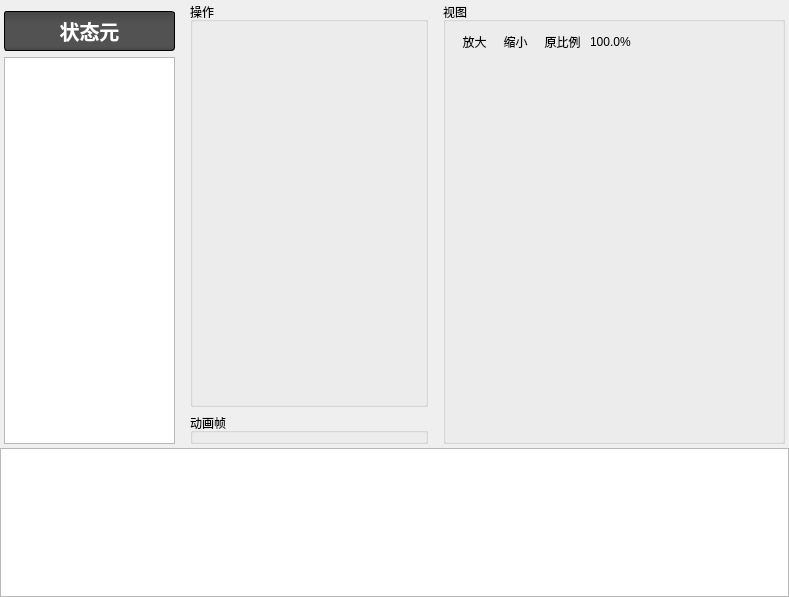
Old version of the form DrillGIFActionSequenceEditor/Source/ActionSeqModule/statePart/p_StatePart.ui in the repository DrillUp/DrillGIFActionSequenceEditor.
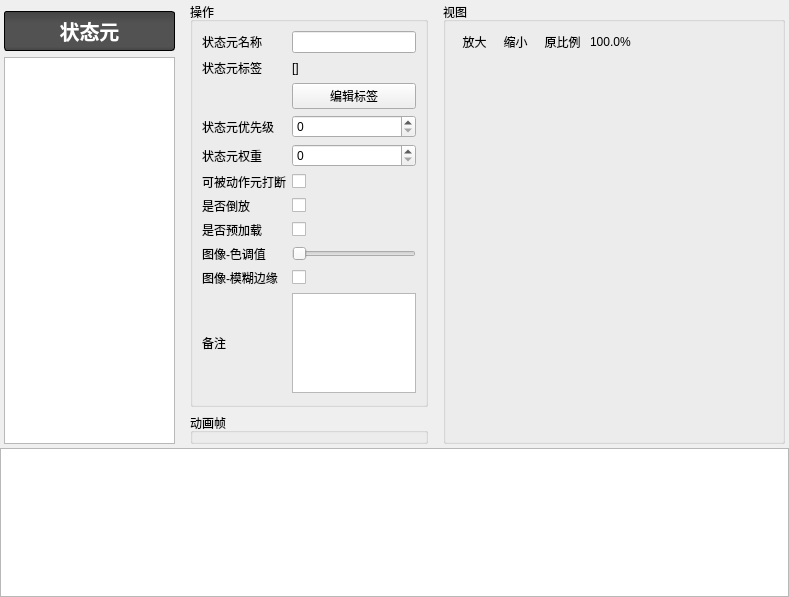
New version of the form. Icons and pictures are not drawn.

Commit message: 去掉了fastClass结构。

```diff
--- a/DrillGIFActionSequenceEditor/Source/ActionSeqModule/statePart/p_StatePart.ui
+++ b/DrillGIFActionSequenceEditor/Source/ActionSeqModule/statePart/p_StatePart.ui
@@ -119,26 +119,149 @@
               <property name="title">
                <string>操作</string>
               </property>
-              <layout class="QVBoxLayout" name="verticalLayout_3">
-               <property name="spacing">
-                <number>4</number>
-               </property>
-               <property name="leftMargin">
-                <number>4</number>
-               </property>
-               <property name="topMargin">
-                <number>4</number>
-               </property>
-               <property name="rightMargin">
-                <number>4</number>
-               </property>
-               <property name="bottomMargin">
-                <number>4</number>
-               </property>
-               <item>
-                <widget class="QWidget" name="widget_form" native="true"/>
+              <layout class="QGridLayout" name="gridLayout" columnstretch="1,3">
+               <item row="4" column="0">
+                <widget class="QLabel" name="label_7">
+                 <property name="text">
+                  <string>状态元权重</string>
+                 </property>
+                </widget>
                </item>
-               <item>
+               <item row="4" column="1">
+                <widget class="QSpinBox" name="spinBox_proportion">
+                 <property name="maximum">
+                  <number>9999</number>
+                 </property>
+                </widget>
+               </item>
+               <item row="0" column="1">
+                <widget class="QLineEdit" name="lineEdit_name"/>
+               </item>
+               <item row="1" column="0">
+                <widget class="QLabel" name="label_6">
+                 <property name="text">
+                  <string>状态元标签</string>
+                 </property>
+                </widget>
+               </item>
+               <item row="1" column="1">
+                <widget class="QLabel" name="label_tagTank">
+                 <property name="text">
+                  <string>[]</string>
+                 </property>
+                </widget>
+               </item>
+               <item row="3" column="0">
+                <widget class="QLabel" name="label_3">
+                 <property name="text">
+                  <string>状态元优先级</string>
+                 </property>
+                </widget>
+               </item>
+               <item row="2" column="1">
+                <widget class="QPushButton" name="pushButton_tagTank">
+                 <property name="text">
+                  <string>编辑标签</string>
+                 </property>
+                </widget>
+               </item>
+               <item row="0" column="0">
+                <widget class="QLabel" name="label_2">
+                 <property name="text">
+                  <string>状态元名称</string>
+                 </property>
+                </widget>
+               </item>
+               <item row="6" column="1">
+                <widget class="QCheckBox" name="checkBox_gif_back_run">
+                 <property name="text">
+                  <string/>
+                 </property>
+                </widget>
+               </item>
+               <item row="9" column="1">
+                <widget class="QCheckBox" name="checkBox_smooth">
+                 <property name="text">
+                  <string/>
+                 </property>
+                </widget>
+               </item>
+               <item row="7" column="0">
+                <widget class="QLabel" name="label_5">
+                 <property name="text">
+                  <string>是否预加载</string>
+                 </property>
+                </widget>
+               </item>
+               <item row="7" column="1">
+                <widget class="QCheckBox" name="checkBox_gif_preload">
+                 <property name="text">
+                  <string/>
+                 </property>
+                </widget>
+               </item>
+               <item row="8" column="0">
+                <widget class="QLabel" name="label_8">
+                 <property name="text">
+                  <string>图像-色调值</string>
+                 </property>
+                </widget>
+               </item>
+               <item row="9" column="0">
+                <widget class="QLabel" name="label_9">
+                 <property name="text">
+                  <string>图像-模糊边缘</string>
+                 </property>
+                </widget>
+               </item>
+               <item row="10" column="1">
+                <widget class="QPlainTextEdit" name="plainTextEdit_note">
+                 <property name="minimumSize">
+                  <size>
+                   <width>0</width>
+                   <height>100</height>
+                  </size>
+                 </property>
+                 <property name="maximumSize">
+                  <size>
+                   <width>16777215</width>
+                   <height>100</height>
+                  </size>
+                 </property>
+                </widget>
+               </item>
+               <item row="10" column="0">
+                <widget class="QLabel" name="label_10">
+                 <property name="text">
+                  <string>备注</string>
+                 </property>
+                </widget>
+               </item>
+               <item row="8" column="1">
+                <widget class="QSlider" name="horizontalSlider_tint">
+                 <property name="maximum">
+                  <number>360</number>
+                 </property>
+                 <property name="orientation">
+                  <enum>Qt::Horizontal</enum>
+                 </property>
+                </widget>
+               </item>
+               <item row="3" column="1">
+                <widget class="QSpinBox" name="spinBox_priority">
+                 <property name="maximum">
+                  <number>9999</number>
+                 </property>
+                </widget>
+               </item>
+               <item row="6" column="0">
+                <widget class="QLabel" name="label_4">
+                 <property name="text">
+                  <string>是否倒放</string>
+                 </property>
+                </widget>
+               </item>
+               <item row="11" column="0">
                 <spacer name="verticalSpacer">
                  <property name="orientation">
                   <enum>Qt::Vertical</enum>
@@ -146,11 +269,25 @@
                  <property name="sizeHint" stdset="0">
                   <size>
                    <width>20</width>
-                   <height>337</height>
+                   <height>9</height>
                   </size>
                  </property>
                 </spacer>
                </item>
+               <item row="5" column="0">
+                <widget class="QLabel" name="label_11">
+                 <property name="text">
+                  <string>可被动作元打断</string>
+                 </property>
+                </widget>
+               </item>
+               <item row="5" column="1">
+                <widget class="QCheckBox" name="checkBox_canBeInterrupted">
+                 <property name="text">
+                  <string/>
+                 </property>
+                </widget>
+               </item>
               </layout>
              </widget>
             </item>
```
The commit also changes 13 other files.
